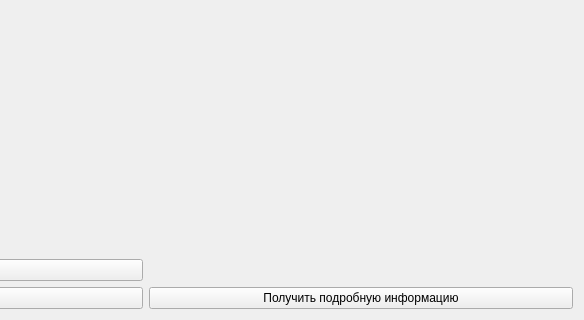
PinPex/Practice, file desktop_app/interfaces/search.ui: the form before one commit; both pictures show x 293 to 877 and y 252 to 572 of the 877 by 572 pixel window.
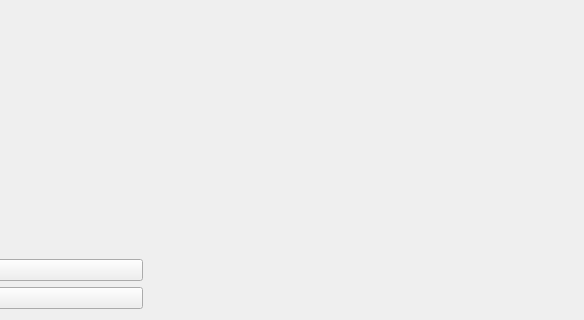
The form after the commit.

The edit to the form file:
```diff
--- a/desktop_app/interfaces/search.ui
+++ b/desktop_app/interfaces/search.ui
@@ -14,13 +14,6 @@
    <string>Form</string>
   </property>
   <layout class="QGridLayout" name="gridLayout_2">
-   <item row="2" column="1">
-    <widget class="QPushButton" name="pushButton_2">
-     <property name="text">
-      <string>Получить подробную информацию</string>
-     </property>
-    </widget>
-   </item>
    <item row="2" column="0">
     <widget class="QPushButton" name="pushButton">
      <property name="text">
```
